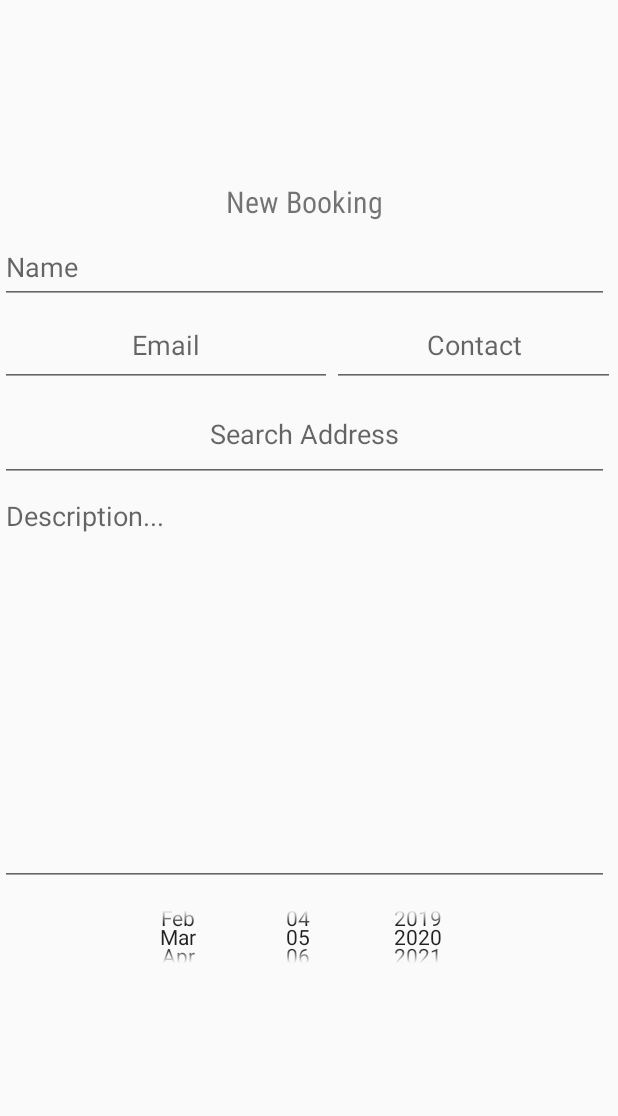
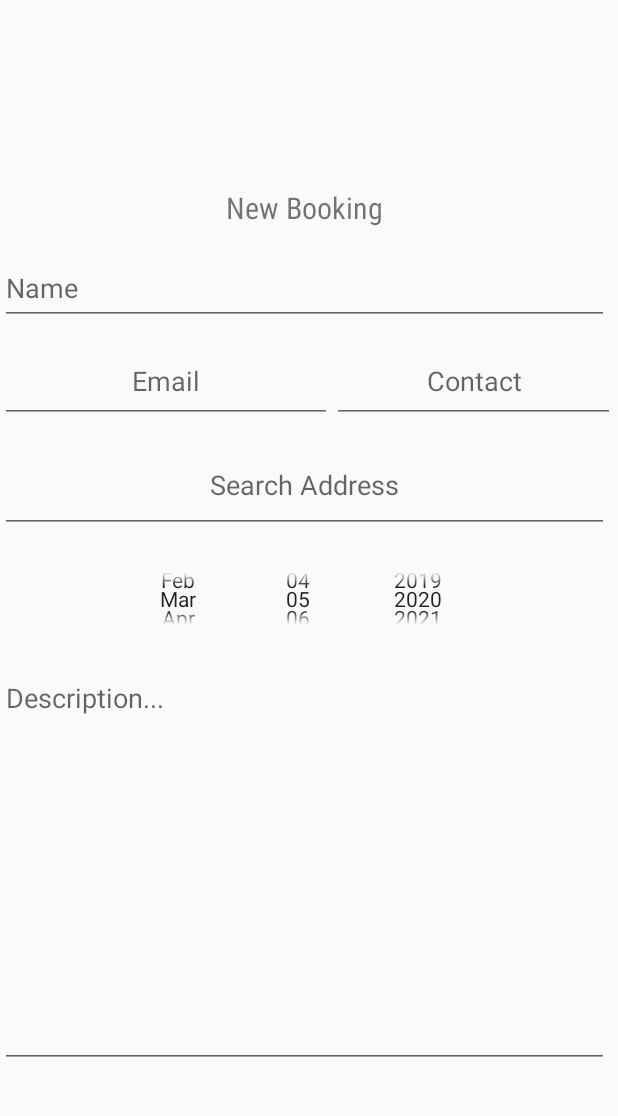
Before and after one commit to VineetBisht/PeteAdamsAndroid, an Android app: the BookingFragment screen opened through its navigation route, on a phone screen of 412 x 824 dp, the part 76-1192 px from its top. Run offline under Robolectric (Android 15) with nearby library versions, the phone set to English and light mode, and no system bars; our stand-ins replace navigation-ui; Roboto replaces fonts that are not available here.

Commit message:
Added some changes to the booking layout

```diff
--- a/app/src/main/java/com/example/pete/ui/booking/BookingFragment.java
+++ b/app/src/main/java/com/example/pete/ui/booking/BookingFragment.java
@@ -1,13 +1,18 @@
 package com.example.pete.ui.booking;
 
+import android.content.Context;
 import android.os.Bundle;
 
 import androidx.fragment.app.Fragment;
 
+import android.view.KeyEvent;
 import android.view.LayoutInflater;
+import android.view.MotionEvent;
 import android.view.View;
 import android.view.ViewGroup;
+import android.view.inputmethod.InputMethodManager;
 import android.widget.EditText;
+import android.widget.Toast;
 
 import com.example.pete.R;
 public class BookingFragment extends Fragment {
@@ -29,7 +34,64 @@ public class BookingFragment extends Fragment {
         email=root.findViewById(R.id.email);
         description=root.findViewById(R.id.description);
 
-        // Inflate the layout for this fragment
+        name.setOnKeyListener(new View.OnKeyListener() {
+            public boolean onKey(View v, int keyCode, KeyEvent event) {
+                // If the event is a key-down event on the "enter" button
+                if ((event.getAction() == KeyEvent.ACTION_DOWN) &&
+                        (keyCode == KeyEvent.KEYCODE_ENTER)) {
+                    // Perform action on key press
+                    closeKeyboard();
+                    return true;
+                }
+                return false;
+            }
+        });
+
+        address.setOnKeyListener(new View.OnKeyListener() {
+            public boolean onKey(View v, int keyCode, KeyEvent event) {
+                // If the event is a key-down event on the "enter" button
+                if ((event.getAction() == KeyEvent.ACTION_DOWN) &&
+                        (keyCode == KeyEvent.KEYCODE_ENTER)) {
+                    // Perform action on key press
+                    closeKeyboard();
+                    return true;
+                }
+                return false;
+            }
+        });
+
+        contact.setOnKeyListener(new View.OnKeyListener() {
+            public boolean onKey(View v, int keyCode, KeyEvent event) {
+                // If the event is a key-down event on the "enter" button
+                if ((event.getAction() == KeyEvent.ACTION_DOWN) &&
+                        (keyCode == KeyEvent.KEYCODE_ENTER)) {
+                    // Perform action on key press
+                    closeKeyboard();
+                    return true;
+                }
+                return false;
+            }
+        });
+
+        email.setOnKeyListener(new View.OnKeyListener() {
+            public boolean onKey(View v, int keyCode, KeyEvent event) {
+                // If the event is a key-down event on the "enter" button
+                if ((event.getAction() == KeyEvent.ACTION_DOWN) &&
+                        (keyCode == KeyEvent.KEYCODE_ENTER)) {
+                    // Perform action on key press
+                    closeKeyboard();
+                    return true;
+                }
+                return false;
+            }
+        });
+
         return root;
     }
+
+    public void closeKeyboard(){
+        InputMethodManager inputManager = (InputMethodManager)getActivity().getSystemService(Context.INPUT_METHOD_SERVICE);
+        inputManager.hideSoftInputFromWindow(getActivity().getCurrentFocus().getWindowToken(),
+                InputMethodManager.HIDE_NOT_ALWAYS);
+            }
 }
--- a/app/src/main/res/layout/fragment_booking.xml
+++ b/app/src/main/res/layout/fragment_booking.xml
@@ -1,35 +1,29 @@
 <?xml version="1.0" encoding="utf-8"?>
-<androidx.constraintlayout.widget.ConstraintLayout xmlns:android="http://schemas.android.com/apk/res/android"
+    <RelativeLayout xmlns:android="http://schemas.android.com/apk/res/android"
     xmlns:app="http://schemas.android.com/apk/res-auto"
-    android:layout_width="match_parent"
-    android:layout_height="match_parent">
+
+    android:layout_height="match_parent"
+        android:layout_width="match_parent">
 
         <EditText
             android:id="@+id/name"
+            android:layout_marginTop="10dp"
             android:layout_width="match_parent"
             android:layout_height="47dp"
             android:ems="10"
             android:gravity="left"
             android:hint="Name"
             android:inputType="textPersonName"
-        app:layout_constraintBottom_toBottomOf="parent"
-        app:layout_constraintEnd_toEndOf="parent"
-        app:layout_constraintHorizontal_bias="0.408"
-        app:layout_constraintStart_toEndOf="parent"
-        app:layout_constraintTop_toBottomOf="@+id/heading"
-        app:layout_constraintVertical_bias="0.0" />
+            android:layout_below="@id/heading" />
 
         <LinearLayout
             android:id="@+id/linearLayout2"
+            android:layout_marginTop="10dp"
             android:layout_width="match_parent"
             android:layout_height="wrap_content"
             android:orientation="horizontal"
-        app:layout_constraintBottom_toBottomOf="parent"
-        app:layout_constraintEnd_toEndOf="parent"
-        app:layout_constraintHorizontal_bias="0.0"
-        app:layout_constraintStart_toStartOf="parent"
-        app:layout_constraintTop_toBottomOf="@+id/name"
-        app:layout_constraintVertical_bias="0.0">
+            android:layout_below="@id/name">
+
             <EditText
                 android:id="@+id/email"
                 android:layout_width="221dp"
@@ -54,56 +48,40 @@
             android:id="@+id/address"
             android:layout_width="match_parent"
             android:layout_height="63dp"
+            android:layout_marginTop="10dp"
             android:ems="10"
             android:gravity="center_vertical|center_horizontal"
             android:hint="Search Address"
             android:inputType="text"
-        app:layout_constraintBottom_toBottomOf="parent"
-        app:layout_constraintEnd_toEndOf="parent"
-        app:layout_constraintStart_toStartOf="parent"
-        app:layout_constraintTop_toBottomOf="@+id/linearLayout2"
-        app:layout_constraintVertical_bias="0.0" />
+            android:layout_below="@id/linearLayout2"/>
 
         <EditText
             android:id="@+id/description"
             android:layout_width="match_parent"
+            android:layout_marginTop="10dp"
             android:layout_height="269dp"
             android:ems="10"
             android:gravity="left"
             android:hint="Description..."
             android:inputType="text|textMultiLine"
-        app:layout_constraintBottom_toBottomOf="parent"
-        app:layout_constraintEnd_toEndOf="parent"
-        app:layout_constraintHorizontal_bias="0.0"
-        app:layout_constraintStart_toStartOf="parent"
-        app:layout_constraintTop_toBottomOf="@+id/address"
-        app:layout_constraintVertical_bias="0.0" />
+            android:layout_below="@id/datePicker"/>
 
         <TextView
+            android:layout_marginTop="10dp"
             android:id="@+id/heading"
             android:layout_width="match_parent"
             android:layout_height="42dp"
             android:fontFamily="sans-serif-condensed"
             android:gravity="center_vertical|center_horizontal"
             android:text="New Booking"
-        android:textSize="20dp"
-        app:layout_constraintBottom_toBottomOf="parent"
-        app:layout_constraintEnd_toEndOf="parent"
-        app:layout_constraintHorizontal_bias="0.0"
-        app:layout_constraintStart_toStartOf="parent"
-        app:layout_constraintTop_toTopOf="parent"
-        app:layout_constraintVertical_bias="0.01" />
+            android:textSize="20dp" />
 
         <DatePicker
             android:id="@+id/datePicker"
             android:layout_width="match_parent"
+            android:layout_marginTop="10dp"
             android:layout_height="67dp"
             android:calendarViewShown="false"
             android:datePickerMode="spinner"
-        app:layout_constraintBottom_toBottomOf="parent"
-        app:layout_constraintEnd_toEndOf="parent"
-        app:layout_constraintHorizontal_bias="1.0"
-        app:layout_constraintStart_toStartOf="parent"
-        app:layout_constraintTop_toBottomOf="@+id/description"
-        app:layout_constraintVertical_bias="0.0" />
-</androidx.constraintlayout.widget.ConstraintLayout>
+            android:layout_below="@id/address"/>
+</RelativeLayout>
```
Lines whose indentation alone changed are shown as unchanged.
